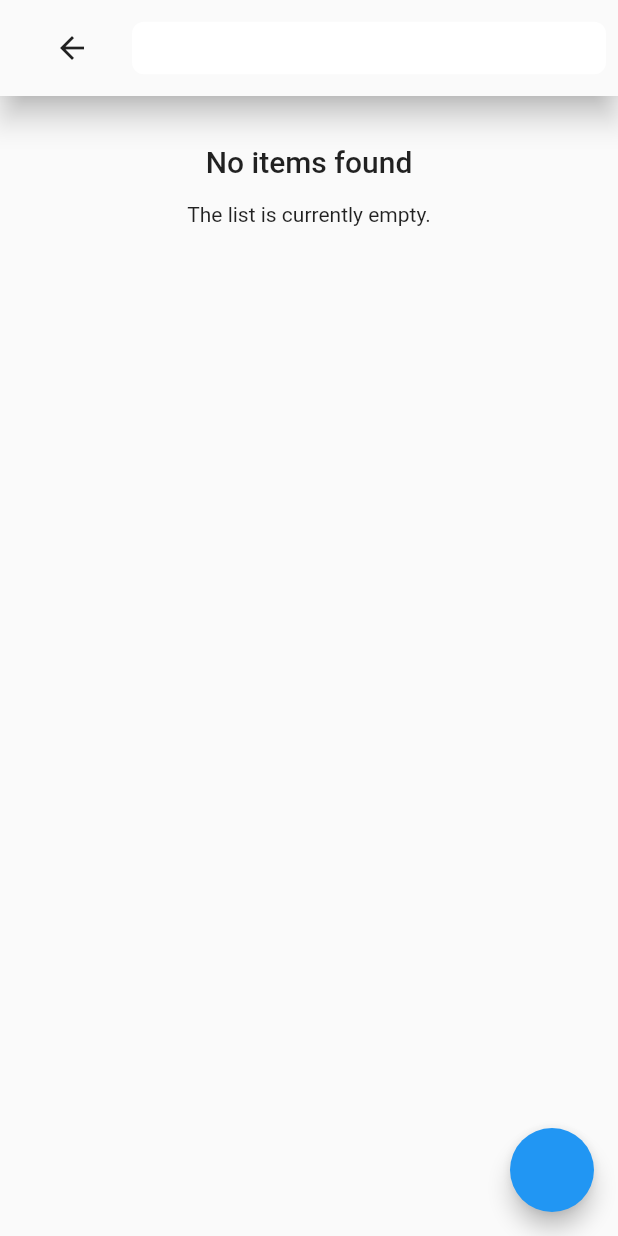
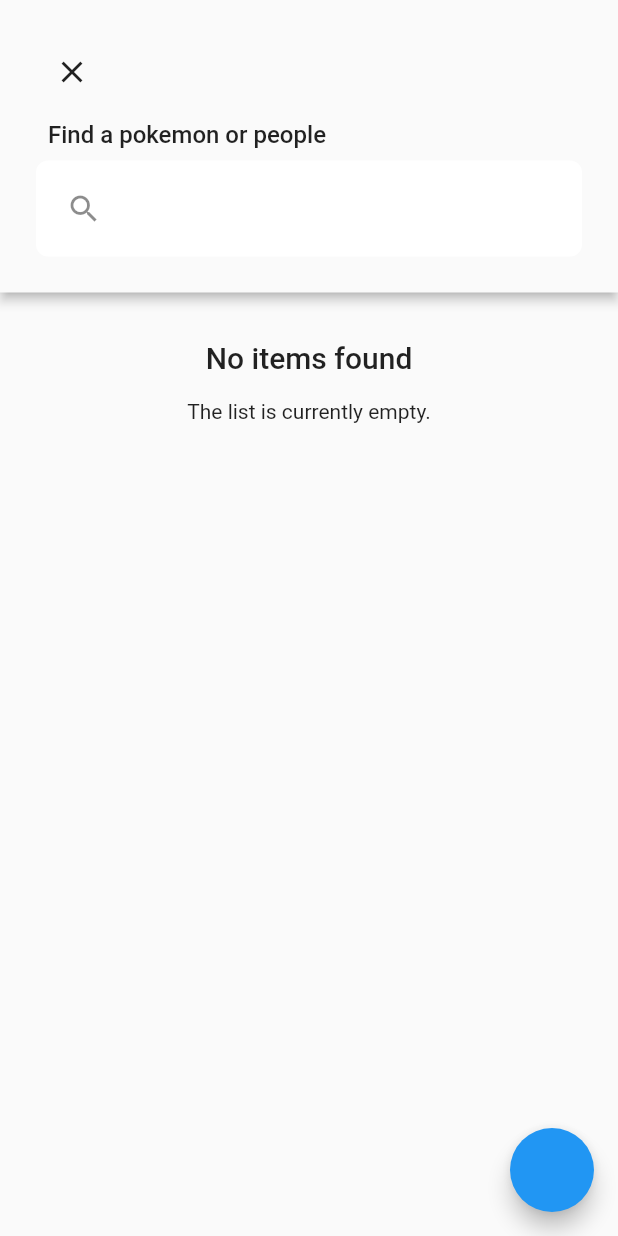
Before and after one commit to lucasnsa/simple_search, a Flutter app: the SearchDemoNormal screen opened directly, on a phone screen of 412 x 824 dp. Run offline on Flutter 3.47's test engine with Material 2 defaults, Android fonts, the phone set to English and light mode, and no system bars; our stand-ins replace infinite_scroll_pagination.

Commit message:
update example

```diff
--- a/example/lib/search_normal.dart
+++ b/example/lib/search_normal.dart
@@ -65,7 +65,7 @@ class _SearchDemoNormalState extends State<SearchDemoNormal> {
       context: context,
       builder: (context) {
         return AlertDialog(
-          title: Text('Pesquisar'),
+          title: Text('Search'),
           content: Container(
             width: double.maxFinite,
             child: SimpleSearch<int, Person>(
@@ -90,6 +90,7 @@ class _SearchDemoNormalState extends State<SearchDemoNormal> {
                     color: Colors.white,
                     borderRadius: BorderRadius.circular(8)),
                 onChangeSearch: (text) {
+                  debugPrint('chamou');
                   _searchTerm = text;
                   _pagingController.refresh();
                 },
@@ -115,8 +116,7 @@ class _SearchDemoNormalState extends State<SearchDemoNormal> {
           _incrementCounter();
         },
       ),
-      body: SafeArea(
-        child: SimpleSearch<int, Person>(
+      body: SimpleSearch<int, Person>(
         pagedSliverList: PagedSliverList(
           pagingController: _pagingController,
           builderDelegate: PagedChildBuilderDelegate(
@@ -127,19 +127,38 @@ class _SearchDemoNormalState extends State<SearchDemoNormal> {
           ),
         ),
         searchBar: SimpleSearchBar(
-            searchBarElevation: 8.0,
+          searchBarElevation: 3.0,
+          padding: EdgeInsets.all(24),
           leading: IconButton(
             onPressed: () {
               Navigator.of(context).pop();
             },
-              icon: Icon(Icons.arrow_back),
+            icon: Icon(Icons.close),
           ),
-            clearAction: Icon(Icons.clear),
+          topLeading: true,
+          title: Padding(
+            padding: const EdgeInsets.all(8.0),
+            child: Text(
+              'Find a pokemon or people',
+              style: Theme.of(context)
+                  .textTheme
+                  .titleMedium
+                  ?.copyWith(fontWeight: FontWeight.w500),
+            ),
+          ),
+          clearAction: Icon(Icons.delete),
           textFieldDecoration: BoxDecoration(
               color: Colors.white, borderRadius: BorderRadius.circular(8)),
+          inputDecoration: InputDecoration(
+            prefixIcon: Icon(Icons.search),
+            border: InputBorder.none,
+          ),
           onChangeSearch: (text) {
+            // Does not search if it is the same text
+            if (text != _searchTerm) {
               _searchTerm = text;
               _pagingController.refresh();
+            }
           },
           searchTermValidator: (value) {
             if (value != null && value.length < 3) {
@@ -147,7 +166,6 @@ class _SearchDemoNormalState extends State<SearchDemoNormal> {
             }
             return true;
           },
-          ),
         ),
       ),
     );
--- a/example/pubspec.yaml
+++ b/example/pubspec.yaml
@@ -18,7 +18,7 @@ publish_to: 'none' # Remove this line if you wish to publish to pub.dev
 version: 1.0.0+1
 
 environment:
-  sdk: ">=2.12.0 <3.0.0"
+  sdk: ">=2.16.0 <3.0.0"
 
 dependencies:
   infinite_scroll_pagination: ^3.1.0
```
Also changed, not shown: example/lib/seach_persist.dart (+14 -1 lines), example/pubspec.lock, 2 other files. Lines whose indentation alone changed are shown as unchanged.
